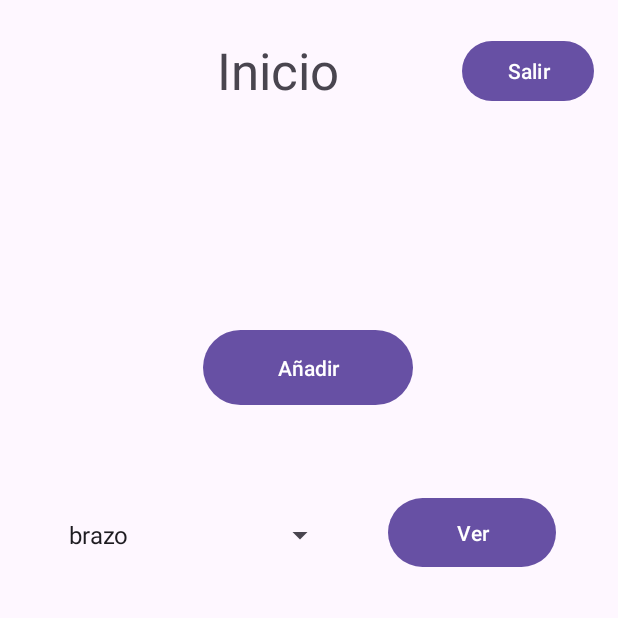
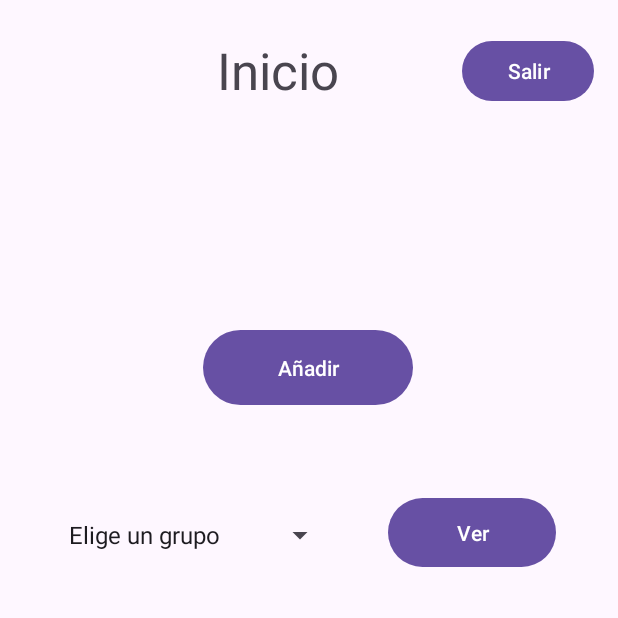
Before and after one commit to adriro20/Reto1PMD, an Android app: the screen it shows after launch (MainActivity), on a phone screen of 412 x 824 dp, the top half of it. Run offline under Robolectric (Android 15) with nearby library versions, the phone set to English and light mode, and no system bars.

```diff
--- a/Reto/app/src/main/java/com/example/reto/MainActivity.java
+++ b/Reto/app/src/main/java/com/example/reto/MainActivity.java
@@ -19,6 +19,7 @@ import androidx.core.graphics.Insets;
 import androidx.core.view.ViewCompat;
 import androidx.core.view.WindowInsetsCompat;
 
+import java.util.ArrayList;
 import java.util.HashMap;
 import java.util.List;
 import java.util.Map;
@@ -28,13 +29,14 @@ public class MainActivity extends AppCompatActivity {
     Button btnAnadir = null;
     Button btnVer = null;
     Spinner comboGrupoMusc = null;
-    private List<String> grupos;
+    private List<String> grupos = new ArrayList<>();
     private DBAccesible dao;
     TableLayout tablaEjercicios = null;
     private Map<String, Ejercicio> ejercicios = new HashMap<>();
     private String grupoSeleccionado;
     private final int anadirActivity = 1;
     private final int grupoActivity = 2;
+    List<String> nombreGrupos = null;
 
     @Override
     protected void onCreate(Bundle savedInstanceState) {
@@ -58,13 +60,16 @@ public class MainActivity extends AppCompatActivity {
         btnVer = (Button) findViewById(R.id.btnVer);
         btnVer.setOnClickListener(this::irAGrupo);
 
+        tablaEjercicios = (TableLayout) findViewById(R.id.tablaEjercicios);
+
         comboGrupoMusc = (Spinner) findViewById(R.id.comboGrupoMusc);
         cargarDatosEnCombo();
         comboGrupoMusc.setOnItemSelectedListener(new AdapterView.OnItemSelectedListener() {
             @Override
             public void onItemSelected(AdapterView<?> adapterView, View view, int i, long l) {
                 //cargarTabla();
-                grupoSeleccionado = comboGrupoMusc.getSelectedItem().toString();
+
+                cargarTabla();
             }
 
             @Override
@@ -72,9 +77,6 @@ public class MainActivity extends AppCompatActivity {
 
             }
         });
-
-        tablaEjercicios = (TableLayout) findViewById(R.id.tablaEjercicios);
-
     }
 
     private void cargarTabla() {
@@ -115,18 +117,21 @@ public class MainActivity extends AppCompatActivity {
     }
 
     private void irAGrupo(View view) {
-        if (grupoSeleccionado != null && !grupoSeleccionado.isEmpty()) {
+        grupoSeleccionado = comboGrupoMusc.getSelectedItem().toString();
+        if (grupoSeleccionado == "" && !grupoSeleccionado.isEmpty()) {
             Intent intent = new Intent(MainActivity.this, GrupoMuscularActivity.class);
             intent.putExtra("GRUPO", grupoSeleccionado);
             startActivityForResult(intent, grupoActivity);
         }else{
-            Toast.makeText(this, "Seleccione un grupo muscular", Toast.LENGTH_SHORT).show();
+            Toast.makeText(this, R.string.txtSelecciona, Toast.LENGTH_SHORT).show();
         }
 
     }
 
     private void cargarDatosEnCombo() {
-        grupos = dao.getGrupos();
+        nombreGrupos = dao.getGrupos();
+        grupos.add((String) getText(R.string.txtSelecciona).toString());
+        grupos.addAll(nombreGrupos);
         ArrayAdapter<String> adapter = new ArrayAdapter<>(this, android.R.layout.simple_spinner_item, grupos);
         adapter.setDropDownViewResource(android.R.layout.simple_spinner_dropdown_item);
         comboGrupoMusc.setAdapter(adapter);
--- a/Reto/app/src/main/res/values/strings.xml
+++ b/Reto/app/src/main/res/values/strings.xml
@@ -12,6 +12,7 @@
     <string name="txtSeries">Series</string>
     <string name="txtDescripcion">Descripción</string>
     <string name="txtCrear">Añadir ejercicio</string>
+    <string name="txtSelecciona">Elige un grupo</string>
     <string name="txtErrorInsert">Error al insertar los datos</string>
     <string name="txtErrorSelect">Error al recoger los datos</string>
     <string name="txtErrorCrearBD">Error al abrir/crear la base de datos</string>
```
